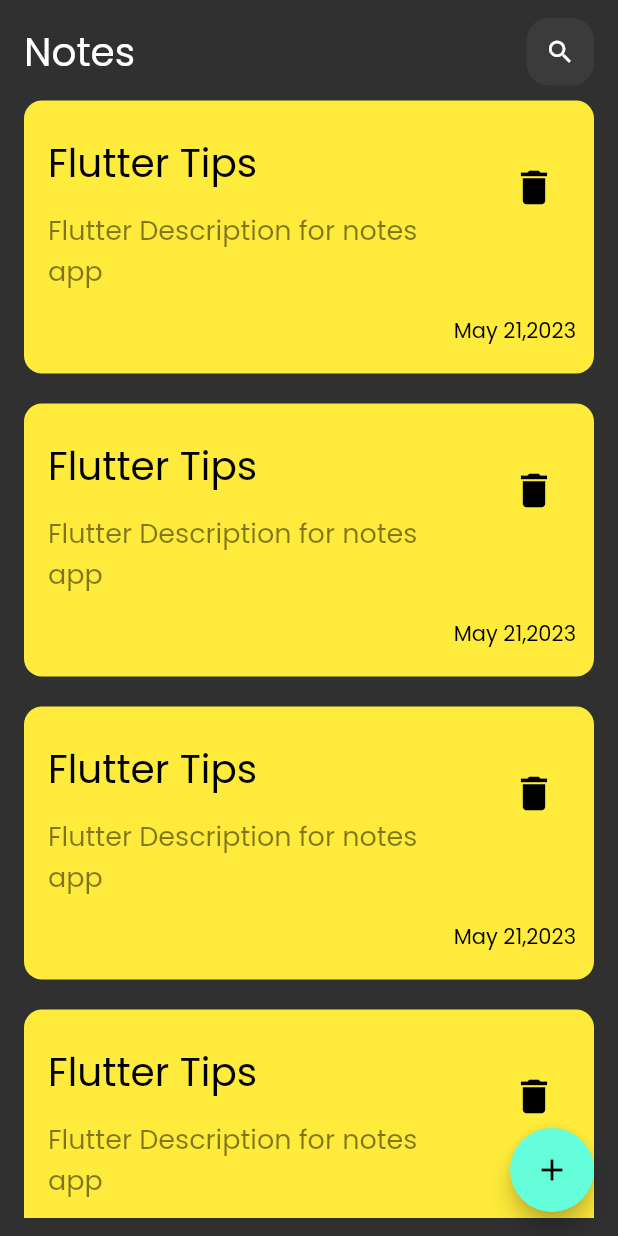
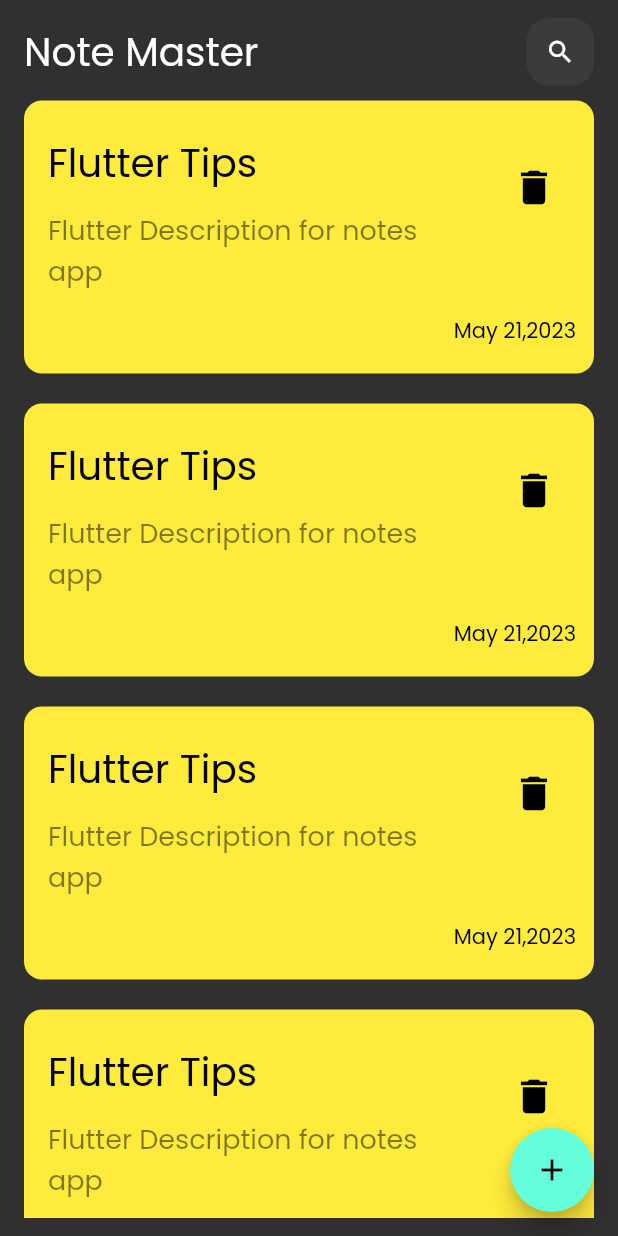
Before and after one commit to Moaz-Omran20/Note_Master, a Flutter app: the screen it shows after launch, on a phone screen of 412 x 824 dp. Run offline on Flutter 3.47's test engine with Material 2 defaults, Android fonts, the light colour scheme and no system bars.

```diff
--- a/lib/views/widgets/notes_view_body.dart
+++ b/lib/views/widgets/notes_view_body.dart
@@ -13,7 +13,7 @@
         padding: EdgeInsets.symmetric(horizontal: 16, vertical: 12),
         child: Column(
           children: [
-            CustomAppBar(title:"Notes",icon:Icons.search ),
+            CustomAppBar(title:"Note Master",icon:Icons.search ),
             Expanded(child: NotesListView()),
           ],
         ),
```
Also changed, not shown: lib/models/note_model.dart (added, +12 -0 lines).
